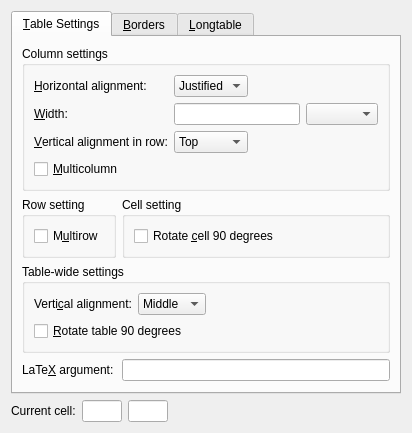
Above: src/frontends/qt4/ui/TabularUi.ui from cburschka/lyx before the change. Below: the same form after it.
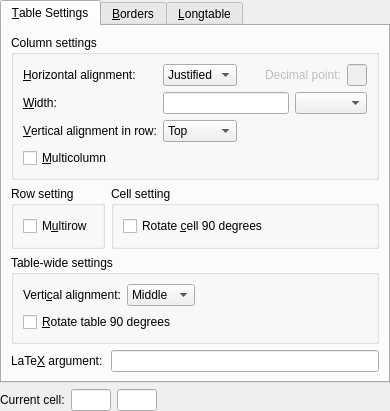
That is the form after the change. Custom widgets are drawn as their Qt base class.

Commit message: add support for decimal alignment in tables

Diff of the .ui file:
```diff
--- a/src/frontends/qt4/ui/TabularUi.ui
+++ b/src/frontends/qt4/ui/TabularUi.ui
@@ -5,17 +5,20 @@
    <rect>
     <x>0</x>
     <y>0</y>
-    <width>374</width>
-    <height>389</height>
+    <width>358</width>
+    <height>376</height>
    </rect>
   </property>
   <property name="windowTitle">
    <string/>
   </property>
   <property name="sizeGripEnabled" stdset="0">
-   <bool>true</bool>
+   <bool>false</bool>
   </property>
-  <layout class="QGridLayout" name="_2">
+  <layout class="QGridLayout" name="gridLayout_9">
+   <property name="margin">
+    <number>0</number>
+   </property>
    <item row="0" column="0">
     <widget class="QTabWidget" name="TabWidget">
      <property name="toolTip">
@@ -73,9 +76,16 @@
               <string>Right</string>
              </property>
             </item>
+            <item>
+             <property name="text">
+              <string>Decimal</string>
+             </property>
+            </item>
            </widget>
           </item>
           <item row="0" column="2" colspan="2">
+           <layout class="QHBoxLayout" name="horizontalLayout">
+            <item>
            <spacer>
             <property name="orientation">
              <enum>Qt::Horizontal</enum>
@@ -90,6 +100,52 @@
              </size>
             </property>
            </spacer>
+            </item>
+            <item>
+             <widget class="QLabel" name="decimalL">
+              <property name="enabled">
+               <bool>false</bool>
+              </property>
+              <property name="text">
+               <string>Decimal point:</string>
+              </property>
+              <property name="buddy">
+               <cstring>decimalPointLE</cstring>
+              </property>
+             </widget>
+            </item>
+            <item>
+             <widget class="QLineEdit" name="decimalPointLE">
+              <property name="enabled">
+               <bool>false</bool>
+              </property>
+              <property name="sizePolicy">
+               <sizepolicy hsizetype="Minimum" vsizetype="Fixed">
+                <horstretch>0</horstretch>
+                <verstretch>0</verstretch>
+               </sizepolicy>
+              </property>
+              <property name="maximumSize">
+               <size>
+                <width>20</width>
+                <height>16777215</height>
+               </size>
+              </property>
+              <property name="inputMask">
+               <string>X; </string>
+              </property>
+              <property name="text">
+               <string/>
+              </property>
+              <property name="maxLength">
+               <number>1</number>
+              </property>
+              <property name="alignment">
+               <set>Qt::AlignCenter</set>
+              </property>
+             </widget>
+            </item>
+           </layout>
           </item>
           <item row="1" column="0">
            <widget class="QLabel" name="fixedWidthColLA">
@@ -149,7 +205,7 @@
             </item>
            </widget>
           </item>
-          <item row="2" column="2" colspan="2">
+          <item row="2" column="2">
            <spacer name="spacer">
             <property name="orientation">
              <enum>Qt::Horizontal</enum>
@@ -309,19 +365,6 @@
          </property>
         </widget>
        </item>
-       <item row="4" column="1">
-        <spacer name="verticalSpacer_3">
-         <property name="orientation">
-          <enum>Qt::Vertical</enum>
-         </property>
-         <property name="sizeHint" stdset="0">
-          <size>
-           <width>20</width>
-           <height>4</height>
-          </size>
-         </property>
-        </spacer>
-       </item>
       </layout>
      </widget>
      <widget class="QWidget" name="Borders">
```
Left out of the diff: 28 changed lines with no effect on the pictures. Lines whose indentation alone changed are shown as unchanged. The commit also changes 12 other files.
